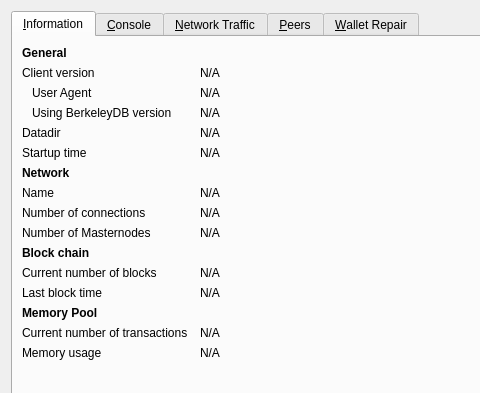
First picture: the form in src/qt/forms/debugwindow.ui, repository mazanetwork/maza, before the edit; both pictures show x 0 to 480 and y 0 to 393 of the 769 by 485 pixel window.
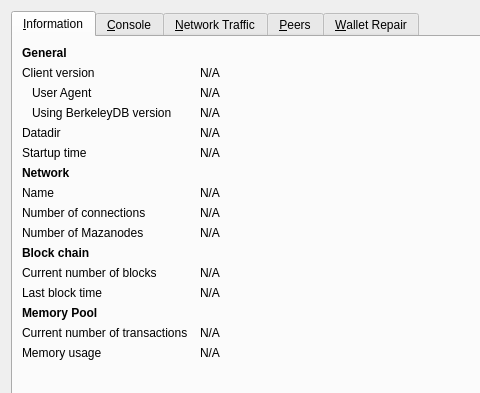
Second picture: the form after the edit. Icons and pictures are not drawn. Custom widgets are drawn as their Qt base class.

Patch:
```diff
--- a/src/qt/forms/debugwindow.ui
+++ b/src/qt/forms/debugwindow.ui
@@ -226,7 +226,7 @@
        <item row="9" column="0">
         <widget class="QLabel" name="masternodeCountLabel">
          <property name="text">
-          <string>Number of Masternodes</string>
+          <string>Number of Mazanodes</string>
          </property>
         </widget>
        </item>
```
Left out of the diff: 8 changed lines with no effect on the pictures.
